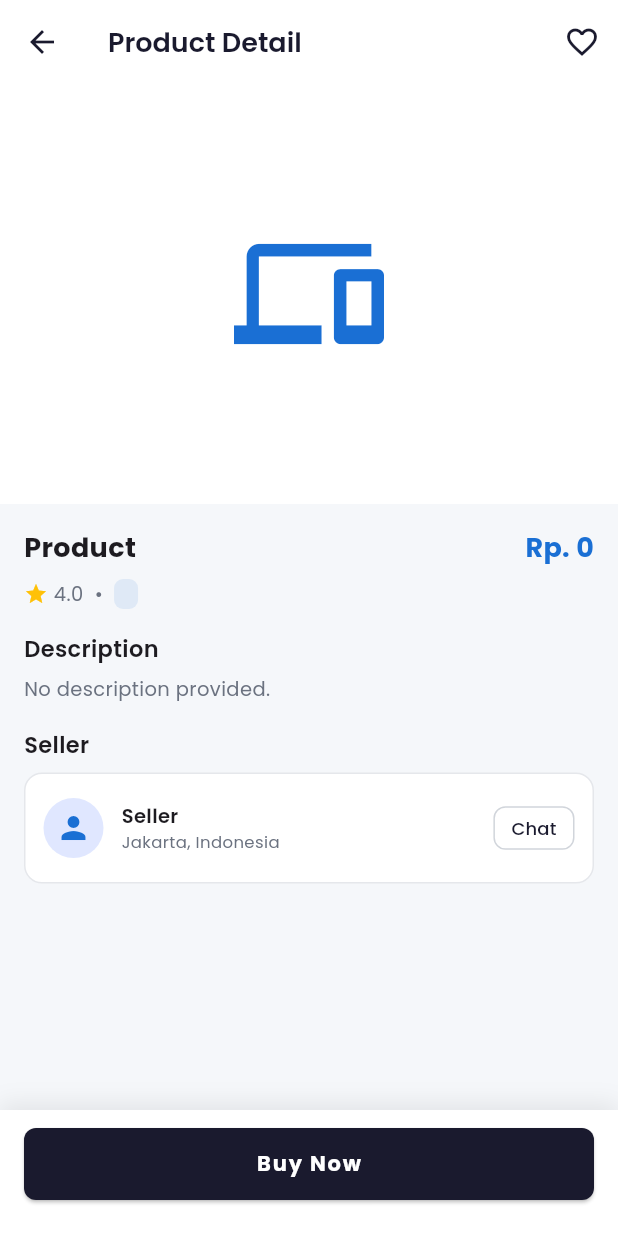
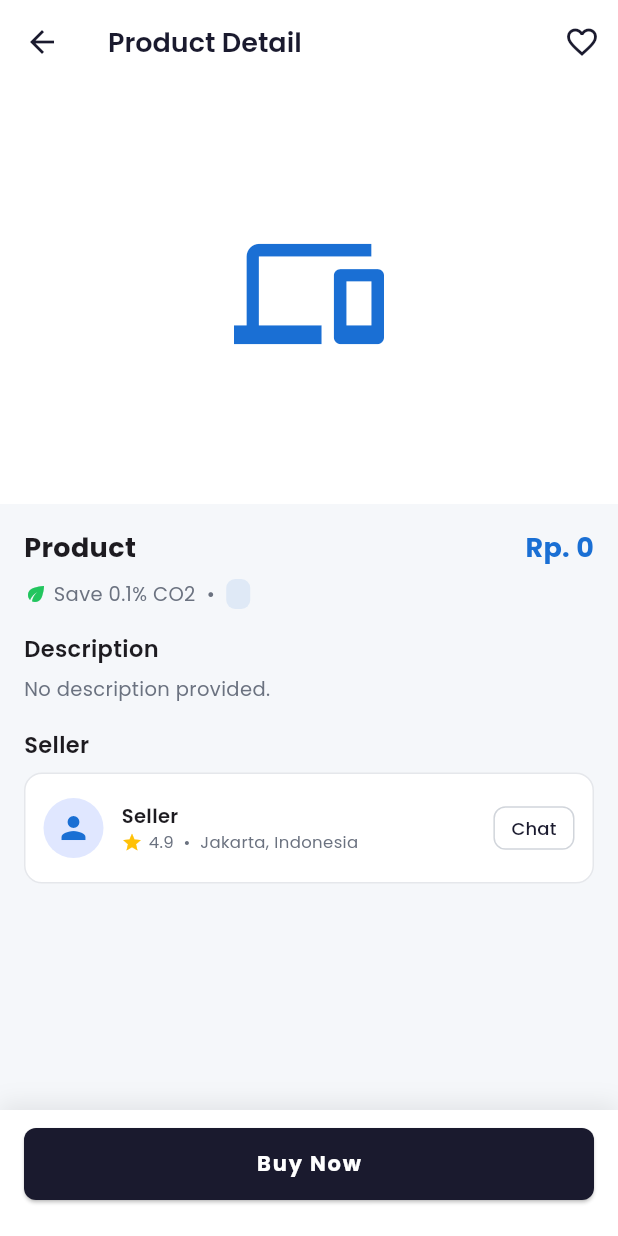
Before and after one commit to devin210606-arch/evergear-app, a Flutter app: the ProductDetailScreen screen opened by its route, on a phone screen of 412 x 824 dp. Run offline on Flutter 3.47's test engine with Material 3 defaults, Android fonts, the phone set to English and light mode, and no system bars; our stand-ins replace font_awesome_flutter, google_fonts, image_picker, lottie, shared_preferences; accounts and stored records are empty; network calls fail.

Commit message:
added co2 amount saved to product cards

```diff
--- a/lib/screens/auth/login_screen.dart
+++ b/lib/screens/auth/login_screen.dart
@@ -208,6 +208,7 @@ void _showError(String message) {
                           ),
                           const SizedBox(height: 16),
 
+/*
                           // Social login buttons
                           Row(
                             mainAxisAlignment: MainAxisAlignment.center,
@@ -232,6 +233,7 @@ void _showError(String message) {
                             ],
                           ),
                           const SizedBox(height: 20),
+*/
 
                           // Sign up
                           GestureDetector(
--- a/lib/screens/buy/buy_screen.dart
+++ b/lib/screens/buy/buy_screen.dart
@@ -156,7 +156,7 @@ class _BuyScreenState extends State<BuyScreen> {
                                       .map((p) => ProductCard(
                                             name: p['title'] ?? '',
                                             price: ApiService.formatPrice(p['price']),
-                                            rating: 4.0,
+                                            ecoValue: '${(((p['price'] ?? 0) / 100000) * 0.2).clamp(0.1, 25.0).toStringAsFixed(1)}% CO2',
                                             icon: _categoryIcon(p['category'] ?? ''),
                                             onTap: () {
                                               Navigator.push(
--- a/lib/screens/home/favorites_screen.dart
+++ b/lib/screens/home/favorites_screen.dart
@@ -56,7 +56,7 @@ class _FavoritesScreenState extends State<FavoritesScreen> {
                   .map((item) => ProductCard(
                         name: item['name'],
                         price: item['price'],
-                        rating: item['rating'],
+                        ecoValue: '2% CO2',
                         icon: item['icon'],
                         onTap: () => Navigator.push(
                           context,
--- a/lib/screens/home/home_screen.dart
+++ b/lib/screens/home/home_screen.dart
@@ -21,7 +21,7 @@ class _HomeScreenState extends State<HomeScreen> {
   bool _isLoadingProducts = false;
   int _partsSold = 0;
   int _partsBought = 0;
-  int _co2Reduced = 0;
+  double _co2Reduced = 0.0;
   int _savedFromLandfill = 0;
   String _username = 'User';
   Key _walletKey = UniqueKey();
@@ -40,7 +40,7 @@ class _HomeScreenState extends State<HomeScreen> {
       setState(() {
         _partsSold = result['data']['parts_sold'] ?? 0;
         _partsBought = result['data']['parts_bought'] ?? 0;
-        _co2Reduced = result['data']['co2_reduced_percent'] ?? 0;
+        _co2Reduced = (result['data']['co2_reduced_percent'] ?? 0).toDouble();
         _savedFromLandfill = result['data']['parts_saved_from_landfill'] ?? 0;
       });
     }
@@ -186,7 +186,7 @@ class _HomeScreenState extends State<HomeScreen> {
             children: [
              _EcoStat(label: 'Parts Sold', value: '$_partsSold'),
              _EcoStat(label: 'Parts bought', value: '$_partsBought'),
-             _EcoStat(label: 'CO2 Reduced', value: '$_co2Reduced%', valueColor: AppTheme.success),
+             _EcoStat(label: 'CO2 Reduced', value: '${_co2Reduced.toStringAsFixed(1)}%', valueColor: AppTheme.success),
             ],
           ),
         ],
@@ -250,7 +250,7 @@ class _HomeScreenState extends State<HomeScreen> {
       children: _popularProducts.take(6).map((p) => ProductCard(
         name: p['title'] ?? '',
         price: ApiService.formatPrice(p['price']),
-        rating: 4.0,
+        ecoValue: '${(((p['price'] ?? 0) / 100000) * 0.2).clamp(0.1, 25.0).toStringAsFixed(1)}% CO2',
         icon: _categoryIcon(p['category'] ?? ''),
 
         onTap: () {
--- a/lib/screens/home/product_detail_screen.dart
+++ b/lib/screens/home/product_detail_screen.dart
@@ -128,13 +128,15 @@ class _ProductDetailScreenState extends State<ProductDetailScreen> {
                   ),
                   const SizedBox(height: 8),
 
-                  // Rating + condition
+                  // CO2 Contribution + condition
                   Row(
                     children: [
-                      const Icon(Icons.star, size: 16, color: Colors.amber),
-                      Text(' 4.0  •  ',
-                          style: GoogleFonts.poppins(
-                              fontSize: 13, color: AppTheme.textSecondary)),
+                      const Icon(Icons.eco, size: 16, color: AppTheme.success), // 🟢 Ikon daun hijau
+                      Text(
+                            ' Save ${(((widget.priceAmount) / 100000) * 0.2).clamp(0.1, 25.0).toStringAsFixed(1)}% CO2  •  ',
+                            style: GoogleFonts.poppins(
+                                fontSize: 13, color: AppTheme.textSecondary),
+                          ),
                       Container(
                         padding: const EdgeInsets.symmetric(
                             horizontal: 8, vertical: 2),
@@ -200,10 +202,17 @@ class _ProductDetailScreenState extends State<ProductDetailScreen> {
                                     style: GoogleFonts.poppins(
                                         fontWeight: FontWeight.w600,
                                         fontSize: 13)),
-                                Text('Jakarta, Indonesia',
-                                    style: GoogleFonts.poppins(
-                                        fontSize: 11,
-                                        color: AppTheme.textSecondary)),
+                                // 🟢 Rating penjual sekarang ada di sini!
+                                Row(
+                                  children: [
+                                    const Icon(Icons.star, size: 14, color: Colors.amber),
+                                    const SizedBox(width: 4),
+                                    Text('4.9  •  Jakarta, Indonesia',
+                                        style: GoogleFonts.poppins(
+                                            fontSize: 11,
+                                            color: AppTheme.textSecondary)),
+                                  ],
+                                ),
                               ],
                             ),
                           ),
@@ -342,7 +351,9 @@ class _ProductDetailScreenState extends State<ProductDetailScreen> {
                                 await Navigator.push(
                                   context,
                                   MaterialPageRoute(
-                                    builder: (_) => const BuyAnimationScreen(co2Reduced: 2),
+                                    builder: (_) => BuyAnimationScreen(
+                                    co2Reduced: (((widget.priceAmount) / 100000) * 0.2).clamp(0.1, 25.0),
+                                  ),
                                   ),
                                 );
                                 if (context.mounted) Navigator.pop(context);
--- a/pubspec.yaml
+++ b/pubspec.yaml
@@ -29,5 +29,5 @@ dev_dependencies:
 flutter:
   uses-material-design: true
   assets:
-    - assets/images/
+    #- assets/images/
     - assets/animations/
```
Also changed, not shown: lib/screens/auth/forgot_password_screen.dart (+14 -1 lines), lib/screens/buy/buy_animation.dart (+5 -3 lines), lib/widgets/product_card.dart (+8 -7 lines), pubspec.lock, 2 other files.
